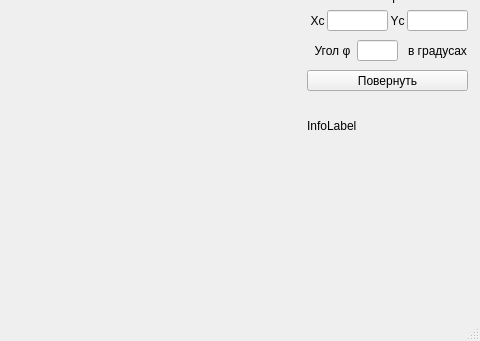
Above: lab2/mainwindow.ui from Inlucker/ComputerGraphics before the change; both pictures show x 313 to 793 and y 300 to 641 of the 793 by 641 pixel window. Below: the same form after it.
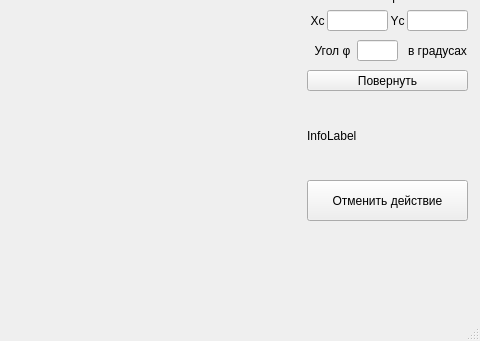
That is the form after the change.

What changed in the file:
```diff
--- a/lab2/mainwindow.ui
+++ b/lab2/mainwindow.ui
@@ -193,7 +193,7 @@
       <x>620</x>
       <y>400</y>
       <width>161</width>
-      <height>51</height>
+      <height>71</height>
      </rect>
     </property>
     <property name="text">
@@ -456,6 +456,19 @@
      <set>Qt::AlignCenter</set>
     </property>
    </widget>
+   <widget class="QPushButton" name="pushButton">
+    <property name="geometry">
+     <rect>
+      <x>620</x>
+      <y>480</y>
+      <width>161</width>
+      <height>41</height>
+     </rect>
+    </property>
+    <property name="text">
+     <string>Отменить действие</string>
+    </property>
+   </widget>
   </widget>
   <widget class="QMenuBar" name="menubar">
    <property name="geometry">
```
